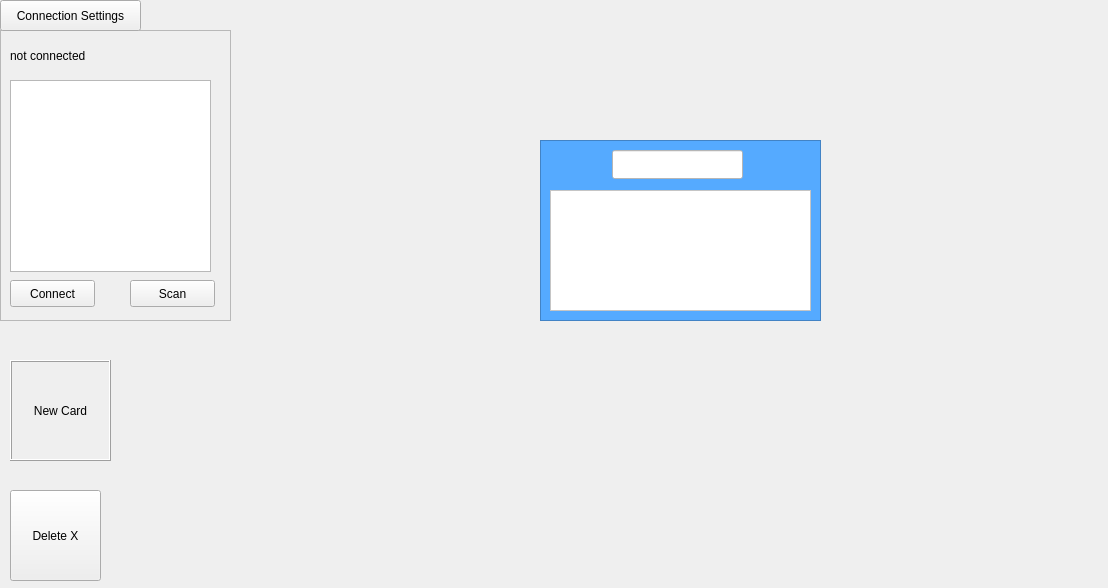
Peacecake/ITT-Abschlussprojekt, file Code/iplanpy.ui: the form before one commit.
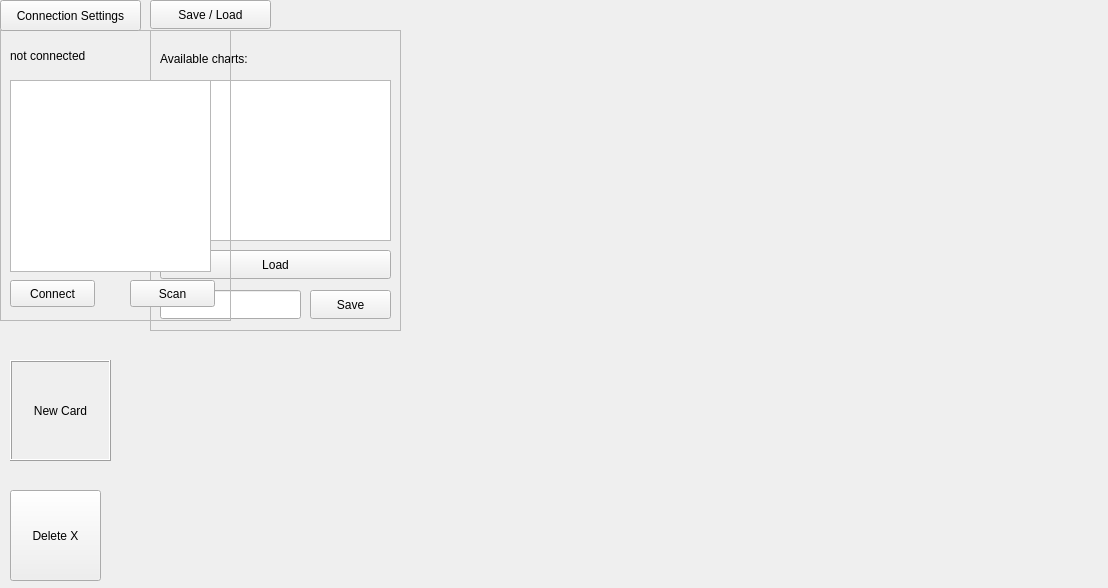
The form after the commit.

Commit message: charts are now load- and saveable

Patch:
```diff
--- a/Code/iplanpy.ui
+++ b/Code/iplanpy.ui
@@ -30,6 +30,9 @@
      <height>291</height>
     </rect>
    </property>
+   <property name="styleSheet">
+    <string notr="true"/>
+   </property>
    <property name="frameShape">
     <enum>QFrame::StyledPanel</enum>
    </property>
@@ -99,51 +102,6 @@
     <string>Connection Settings</string>
    </property>
   </widget>
-  <widget class="QFrame" name="fr_card">
-   <property name="geometry">
-    <rect>
-     <x>540</x>
-     <y>140</y>
-     <width>281</width>
-     <height>181</height>
-    </rect>
-   </property>
-   <property name="styleSheet">
-    <string notr="true">background-color: rgb(85, 170, 255)</string>
-   </property>
-   <property name="frameShape">
-    <enum>QFrame::StyledPanel</enum>
-   </property>
-   <property name="frameShadow">
-    <enum>QFrame::Raised</enum>
-   </property>
-   <widget class="QLineEdit" name="le_title">
-    <property name="geometry">
-     <rect>
-      <x>72</x>
-      <y>10</y>
-      <width>131</width>
-      <height>29</height>
-     </rect>
-    </property>
-    <property name="styleSheet">
-     <string notr="true">background-color: rgb(255, 255, 255)</string>
-    </property>
-   </widget>
-   <widget class="QPlainTextEdit" name="pte_description">
-    <property name="geometry">
-     <rect>
-      <x>10</x>
-      <y>50</y>
-      <width>261</width>
-      <height>121</height>
-     </rect>
-    </property>
-    <property name="styleSheet">
-     <string notr="true">background-color: rgb(255, 255, 255)</string>
-    </property>
-   </widget>
-  </widget>
   <widget class="QPushButton" name="delete_card">
    <property name="geometry">
     <rect>
@@ -190,6 +148,95 @@
     <set>Qt::AlignCenter</set>
    </property>
   </widget>
+  <widget class="QPushButton" name="btn_toggle_save_and_load_frame">
+   <property name="geometry">
+    <rect>
+     <x>150</x>
+     <y>0</y>
+     <width>121</width>
+     <height>29</height>
+    </rect>
+   </property>
+   <property name="text">
+    <string>Save / Load</string>
+   </property>
+  </widget>
+  <widget class="QFrame" name="fr_save_and_load">
+   <property name="geometry">
+    <rect>
+     <x>150</x>
+     <y>30</y>
+     <width>251</width>
+     <height>301</height>
+    </rect>
+   </property>
+   <property name="frameShape">
+    <enum>QFrame::StyledPanel</enum>
+   </property>
+   <property name="frameShadow">
+    <enum>QFrame::Raised</enum>
+   </property>
+   <widget class="QLabel" name="lbl_load_title">
+    <property name="geometry">
+     <rect>
+      <x>10</x>
+      <y>20</y>
+      <width>171</width>
+      <height>17</height>
+     </rect>
+    </property>
+    <property name="text">
+     <string>Available charts:</string>
+    </property>
+   </widget>
+   <widget class="QListWidget" name="list_chart_selection">
+    <property name="geometry">
+     <rect>
+      <x>10</x>
+      <y>50</y>
+      <width>231</width>
+      <height>161</height>
+     </rect>
+    </property>
+   </widget>
+   <widget class="QPushButton" name="btn_load_chart">
+    <property name="geometry">
+     <rect>
+      <x>10</x>
+      <y>220</y>
+      <width>231</width>
+      <height>29</height>
+     </rect>
+    </property>
+    <property name="text">
+     <string>Load</string>
+    </property>
+   </widget>
+   <widget class="QLineEdit" name="le_save_as">
+    <property name="geometry">
+     <rect>
+      <x>10</x>
+      <y>260</y>
+      <width>141</width>
+      <height>29</height>
+     </rect>
+    </property>
+   </widget>
+   <widget class="QPushButton" name="btn_save">
+    <property name="geometry">
+     <rect>
+      <x>160</x>
+      <y>260</y>
+      <width>81</width>
+      <height>29</height>
+     </rect>
+    </property>
+    <property name="text">
+     <string>Save</string>
+    </property>
+   </widget>
+  </widget>
+  <zorder>fr_save_and_load</zorder>
   <zorder>delete_card</zorder>
   <zorder>fr_connection</zorder>
   <zorder>btn_toggle_connection_frame</zorder>
```
Left out of the diff: 2 changed lines with no effect on the pictures. The commit also changes 5 other files.
